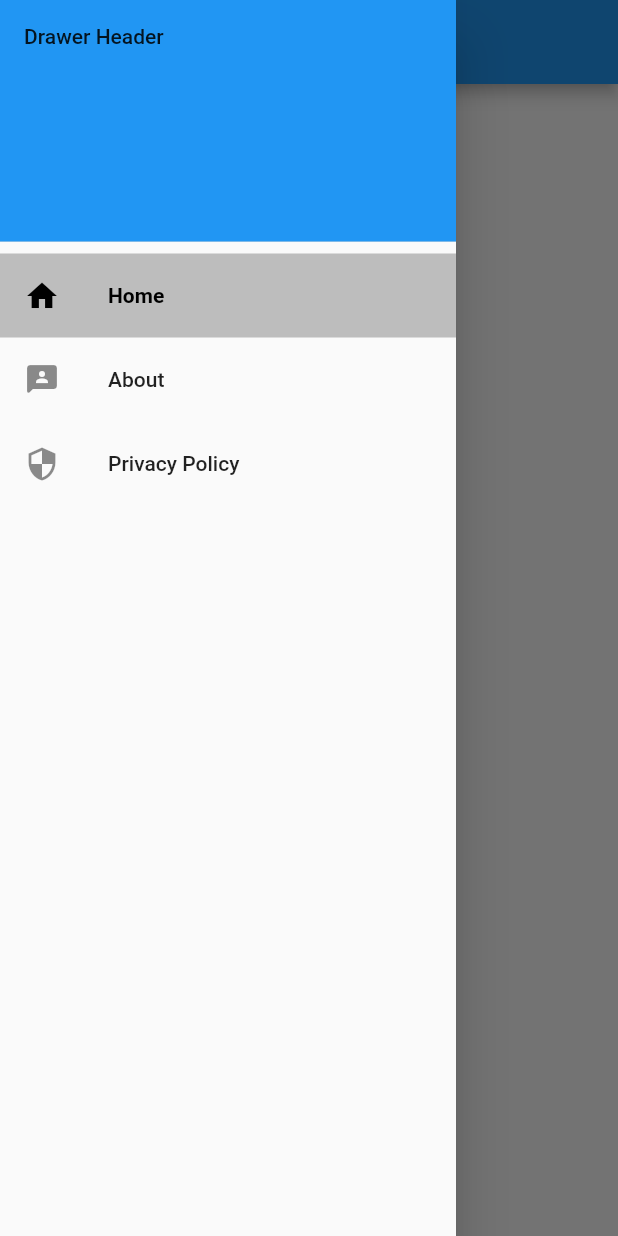
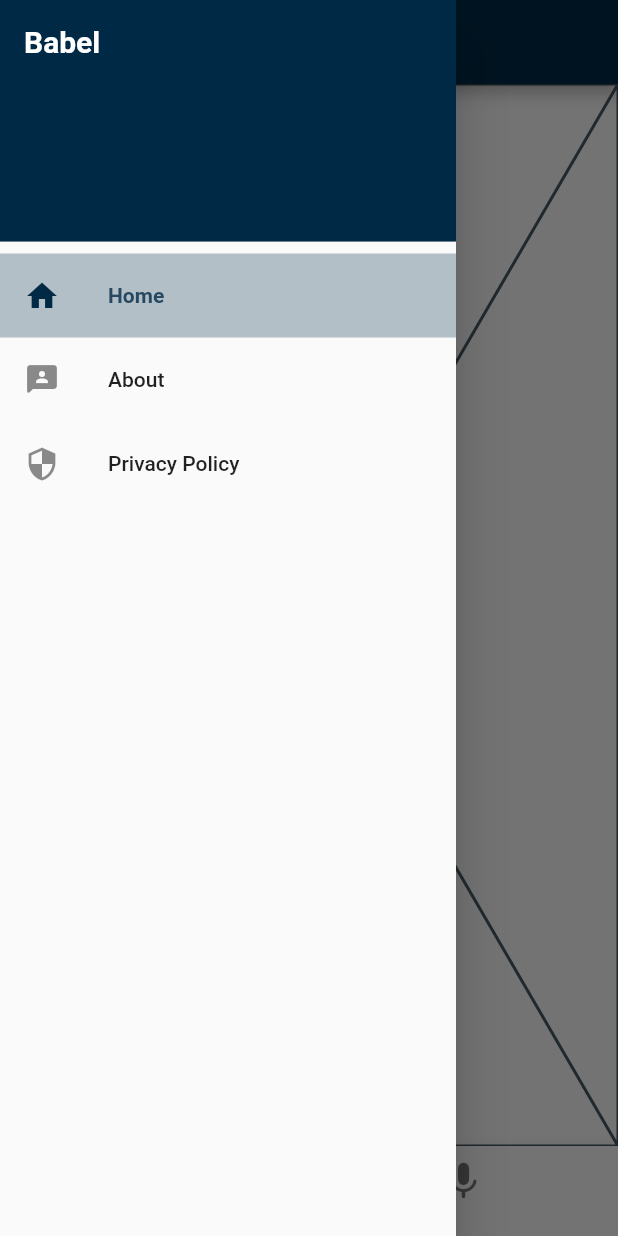
Before and after one commit to sev-n/translate, a Flutter app: the screen it shows after launch, with the side drawer open, on a phone screen of 412 x 824 dp. Run offline on Flutter 3.47's test engine with Material 2 defaults, Android fonts, the phone set to English and light mode, and no system bars.

Commit message:
added bottomnavbar, change colortheme

```diff
--- /dev/null
+++ b/lib/bottomnav.dart
@@ -0,0 +1,63 @@
+import 'package:flutter/material.dart';
+import 'package:flutter/src/widgets/framework.dart';
+import 'package:flutter/src/widgets/placeholder.dart';
+import 'package:translate/colors.dart';
+
+class Nav extends StatefulWidget {
+  const Nav({super.key});
+
+  @override
+  State<Nav> createState() => _NavState();
+}
+
+class _NavState extends State<Nav> {
+  int _selectedIndex = 0;
+
+  static const TextStyle optionStyle =
+      TextStyle(fontSize: 18, fontWeight: FontWeight.bold);
+  static const List<Widget> _widgetOptions = <Widget>[
+    Text(
+      'Index 0: Home',
+      style: optionStyle,
+    ),
+    Text(
+      'Index 0: Home',
+      style: optionStyle,
+    ),
+    Text(
+      'Index 0: Home',
+      style: optionStyle,
+    ),
+  ];
+
+  void _onItemTapped(int index) {
+    setState(() {
+      _selectedIndex = index;
+    });
+  }
+
+  @override
+  Widget build(BuildContext context) {
+    return BottomNavigationBar(
+      items: const <BottomNavigationBarItem>[
+        BottomNavigationBarItem(
+          icon: Icon(
+            Icons.language_rounded,
+            size: 30,
+          ),
+          label: "",
+        ),
+        BottomNavigationBarItem(
+          icon: Icon(
+            Icons.keyboard_voice_rounded,
+            size: 30,
+          ),
+          label: "",
+        ),
+      ],
+      currentIndex: _selectedIndex,
+      selectedItemColor: mcgpalette,
+      onTap: _onItemTapped,
+    );
+  }
+}
--- /dev/null
+++ b/lib/colors.dart
@@ -0,0 +1,25 @@
+import 'package:flutter/material.dart';
+
+const MaterialColor mcgpalette =
+    MaterialColor(_mcgpalettePrimaryValue, <int, Color>{
+  50: Color(0xFFE0E5E9),
+  100: Color(0xFFB3BFC7),
+  200: Color(0xFF8094A2),
+  300: Color(0xFF4D697D),
+  400: Color(0xFF264961),
+  500: Color(_mcgpalettePrimaryValue),
+  600: Color(0xFF00243E),
+  700: Color(0xFF001F36),
+  800: Color(0xFF00192E),
+  900: Color(0xFF000F1F),
+});
+const int _mcgpalettePrimaryValue = 0xFF002945;
+
+const MaterialColor mcgpaletteAccent =
+    MaterialColor(_mcgpaletteAccentValue, <int, Color>{
+  100: Color(0xFF5C92FF),
+  200: Color(_mcgpaletteAccentValue),
+  400: Color(0xFF0052F5),
+  700: Color(0xFF0049DB),
+});
+const int _mcgpaletteAccentValue = 0xFF2970FF;
--- a/lib/home.dart
+++ b/lib/home.dart
@@ -1,4 +1,5 @@
 import 'package:flutter/material.dart';
+import 'bottomnav.dart';
 
 class HomePage extends StatefulWidget {
   const HomePage({super.key});
@@ -11,7 +12,7 @@ class HomePageState extends State<HomePage> {
   int selectedPage = 0;
 
   final List<Widget> pages = [
-    const Page1(),
+    // const Page1(),
     const Page2(),
     const Page3(),
   ];
@@ -26,6 +27,7 @@ class HomePageState extends State<HomePage> {
   @override
   Widget build(BuildContext context) {
     return Scaffold(
+      bottomNavigationBar: const Nav(),
       appBar: AppBar(
         title: const Text('Translate'),
         //elevation: 0,
@@ -36,58 +38,64 @@ class HomePageState extends State<HomePage> {
           children: <Widget>[
             const DrawerHeader(
               decoration: BoxDecoration(
-                color: Colors.blue,
+                color: Color(0xFF002945),
               ),
-              child: Text('Drawer Header'),
+              child: Text(
+                'Babel',
+                style: TextStyle(
+                    fontWeight: FontWeight.bold,
+                    color: Colors.white,
+                    fontSize: 20),
+              ),
             ),
             ListTile(
               leading: Icon(
                 Icons.home,
-                color: selectedPage == 0 ? Colors.black : null,
+                color: selectedPage == 0 ? const Color(0xff002945) : null,
               ),
               title: Text(
                 'Home',
                 style: selectedPage == 0
                     ? const TextStyle(
                         fontWeight: FontWeight.bold,
-                        color: Colors.black,
+                        color: Color(0xff264961),
                       )
                     : null,
               ),
               selected: selectedPage == 0,
               //selectedColor: Colors.black,
-              selectedTileColor: Colors.grey[400],
+              selectedTileColor: const Color(0xffB3BFC7),
               onTap: () => _onItemTapped(0),
             ),
             ListTile(
               leading: Icon(
                 Icons.three_p_rounded,
-                color: selectedPage == 1 ? Colors.black : null,
+                color: selectedPage == 1 ? const Color(0xff002945) : null,
               ),
               title: Text(
                 'About',
                 style: selectedPage == 1
                     ? const TextStyle(
                         fontWeight: FontWeight.bold,
-                        color: Colors.black,
+                        color: Color(0xff264961),
                       )
                     : null,
               ),
               selected: selectedPage == 1,
-              selectedTileColor: Colors.grey[400],
+              selectedTileColor: const Color(0xffB3BFC7),
               onTap: () => _onItemTapped(1),
             ),
             ListTile(
               leading: Icon(
                 Icons.security,
-                color: selectedPage == 2 ? Colors.black : null,
+                color: selectedPage == 2 ? const Color(0xff002945) : null,
               ),
               title: Text(
                 'Privacy Policy',
                 style: selectedPage == 2
                     ? const TextStyle(
                         fontWeight: FontWeight.bold,
-                        color: Colors.black,
+                        color: Color(0xff264961),
                       )
                     : null,
               ),
@@ -110,7 +118,7 @@ class Page1 extends StatelessWidget {
   Widget build(BuildContext context) {
     return Container(
       child: const Center(
-        child: ExampleDropdownButton(),
+        child: Placeholder(),
       ),
     );
   }
@@ -121,11 +129,7 @@ class Page2 extends StatelessWidget {
 
   @override
   Widget build(BuildContext context) {
-    return Container(
-      child: const Center(
-        child: Text('Page 2'),
-      ),
-    );
+    return const Placeholder();
   }
 }
 
@@ -141,6 +145,7 @@ class Page3 extends StatelessWidget {
     );
   }
 }
+
 final dropdownFocusNode = FocusNode();
 
 class ExampleDropdownButton extends StatefulWidget {
@@ -168,10 +173,9 @@ class _ExampleDropdownButtonState extends State<ExampleDropdownButton> {
         });
       },
       focusColor: Colors.white,
-      onTap: (){
+      onTap: () {
         FocusManager.instance.primaryFocus?.unfocus();
         Navigator.pushNamed(context, '/languages');
-
       },
       items: languages.entries.map((entry) {
         return DropdownMenuItem<String>(
--- a/lib/main.dart
+++ b/lib/main.dart
@@ -1,4 +1,5 @@
 import 'package:flutter/material.dart';
+import 'package:translate/colors.dart';
 
 import 'home.dart';
 import 'pages/languages.dart';
@@ -17,11 +18,11 @@ class MyApp extends StatelessWidget {
       debugShowCheckedModeBanner: false,
       title: 'Flutter Demo',
       theme: ThemeData(
-        primarySwatch: Colors.blue,
+        primarySwatch: mcgpalette,
       ),
       home: const HomePage(),
       routes: {
-        '/page1': (context) => const Page1(),
+        // '/page1': (context) => const Page1(),
         '/page2': (context) => const Page2(),
         '/page3': (context) => const Page3(),
         '/languages': (context) => const MyLanguageUI(),
```
Also changed, not shown: pubspec.yaml (+3 -4 lines), lib/Icons/language.png (added), lib/Icons/microphone.png (added), lib/Icons/text.png (added), 1 other file.
